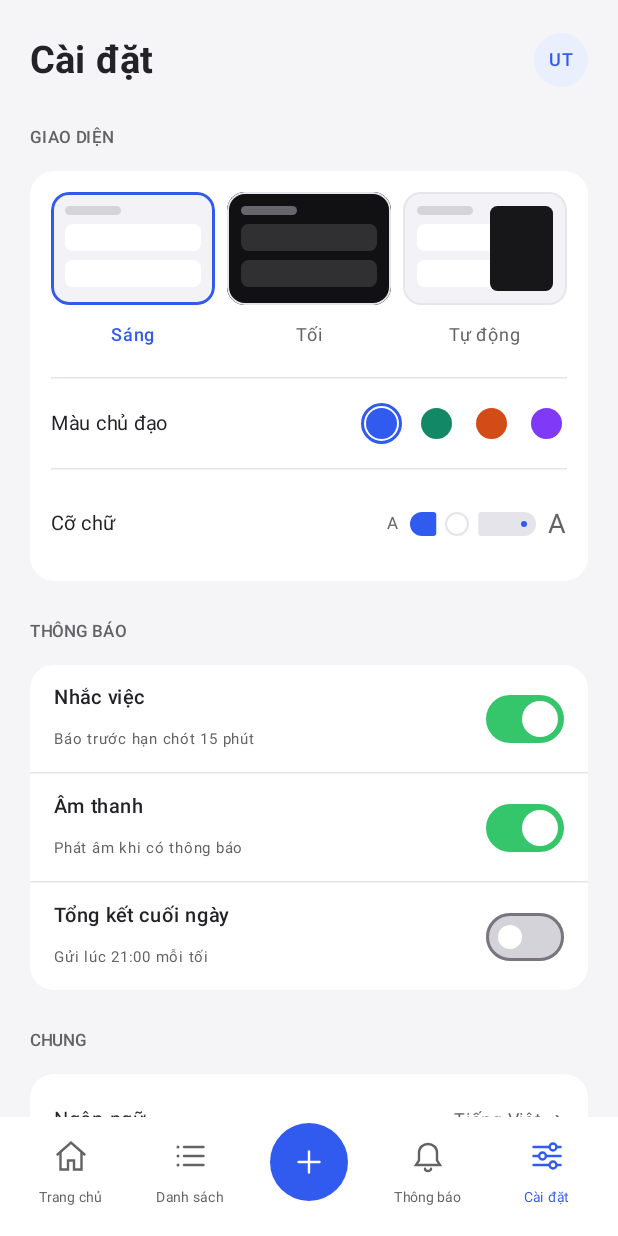
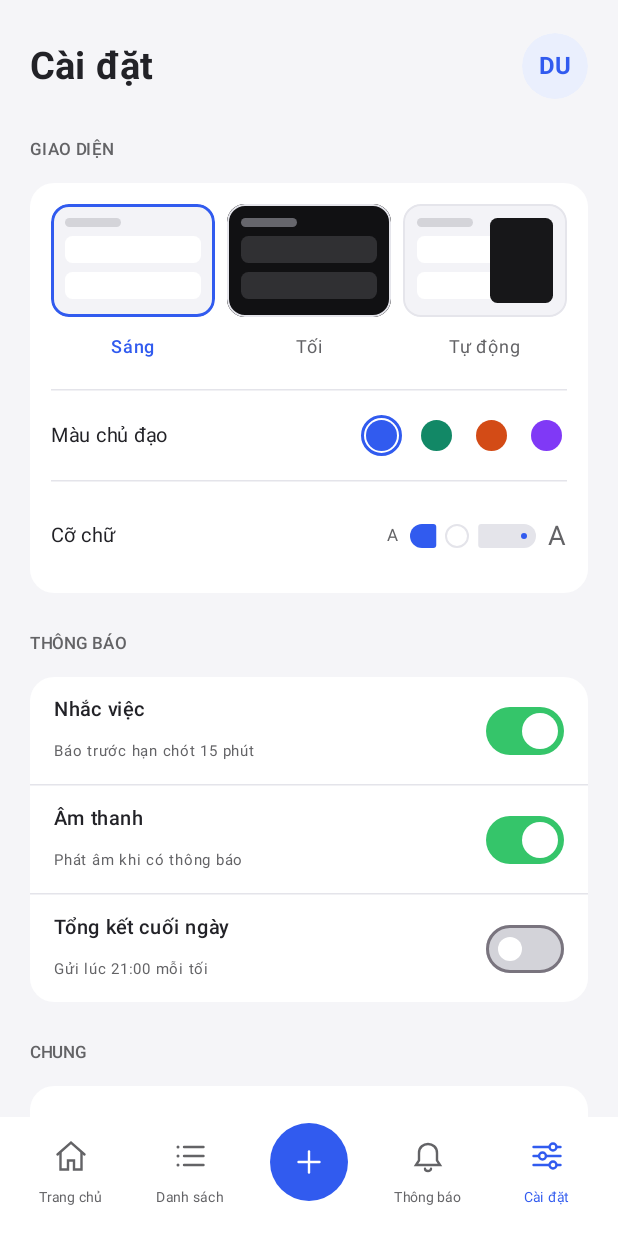
Before and after one commit to ntrang06/UTH-TODO, an Android app built with Jetpack Compose: the SettingsScreen screen opened through its navigation route, after a tap on "Cài đặt", on a phone screen of 412 x 824 dp. Run offline under Robolectric (Android 15) with nearby library versions, the phone set to English and light mode, and no system bars; our stand-ins replace Firebase (no records; nobody signed in at launch, a user with empty details on screens opened directly); 2 statements that could not run were skipped.

Commit message:
sync settings avatar with user profile and enable profile navigation

```diff
--- a/app/src/main/java/com/example/uthtodo/navigation/TodoNavigation.kt
+++ b/app/src/main/java/com/example/uthtodo/navigation/TodoNavigation.kt
@@ -961,6 +961,14 @@ fun TodoNavHost(repository: TodoRepository) {
             } else {
                 SettingsScreen(
                     dashboard = dashboardContent,
+                    user = currentUser,
+                    onProfile = {
+                        navController.navigate(
+                            AppDestination.Profile.route
+                        ) {
+                            launchSingleTop = true
+                        }
+                    },
 
                     onHome = {
                         navController.navigate(
--- a/app/src/main/java/com/example/uthtodo/ui/screens/SettingsScreen.kt
+++ b/app/src/main/java/com/example/uthtodo/ui/screens/SettingsScreen.kt
@@ -21,6 +21,7 @@ import androidx.compose.ui.unit.dp
 import androidx.compose.ui.unit.sp
 import com.example.uthtodo.data.AppSettings
 import com.example.uthtodo.data.SettingsRepository
+import com.example.uthtodo.model.AppUser
 import com.example.uthtodo.model.DashboardContent
 import com.example.uthtodo.ui.components.*
 import kotlinx.coroutines.launch
@@ -31,10 +32,13 @@ private val AccentColors = listOf(
     Color(0xFFD34B16),
     Color(0xFF8039F6)
 )
+
 @OptIn(ExperimentalMaterial3Api::class)
 @Composable
 fun SettingsScreen(
     dashboard: DashboardContent,
+    user: AppUser?,
+    onProfile: () -> Unit,
     onHome: () -> Unit,
     onList: () -> Unit,
     onAdd: () -> Unit,
@@ -90,7 +94,7 @@ fun SettingsScreen(
         ) {
             Spacer(Modifier.height(22.dp))
 
-            // Tiêu đề
+            // TIÊU ĐỀ VÀ AVATAR TÀI KHOẢN
             Row(
                 modifier = Modifier.fillMaxWidth(),
                 verticalAlignment = Alignment.CenterVertically
@@ -103,20 +107,21 @@ fun SettingsScreen(
                     color = ink
                 )
 
+                // Avatar dùng chung với ProfileScreen
                 Box(
                     modifier = Modifier
-                        .size(36.dp)
-                        .background(
-                            TodoColors.Pale,
-                            CircleShape
+                        .size(44.dp)
+                        .clip(CircleShape)
+                        .clickable(
+                            onClickLabel = "Mở hồ sơ cá nhân",
+                            onClick = onProfile
                         ),
                     contentAlignment = Alignment.Center
                 ) {
-                    Text(
-                        text = "UT",
-                        fontSize = 12.sp,
-                        fontWeight = FontWeight.SemiBold,
-                        color = primary
+                    UserAvatar(
+                        user = user,
+                        fallback = "UT",
+                        size = 44.dp
                     )
                 }
             }
@@ -137,11 +142,10 @@ fun SettingsScreen(
                     .padding(14.dp)
             ) {
 
-                // Sáng / Tối / Tự động
+                // SÁNG / TỐI / TỰ ĐỘNG
                 Row(
                     modifier = Modifier.fillMaxWidth(),
-                    horizontalArrangement =
-                        Arrangement.spacedBy(8.dp)
+                    horizontalArrangement = Arrangement.spacedBy(8.dp)
                 ) {
                     listOf(
                         "light" to "Sáng",
@@ -166,7 +170,7 @@ fun SettingsScreen(
                 HorizontalDivider(color = line)
                 Spacer(Modifier.height(16.dp))
 
-                // Màu chủ đạo
+                // MÀU CHỦ ĐẠO
                 Row(
                     modifier = Modifier.fillMaxWidth(),
                     verticalAlignment = Alignment.CenterVertically
@@ -195,7 +199,7 @@ fun SettingsScreen(
                 HorizontalDivider(color = line)
                 Spacer(Modifier.height(12.dp))
 
-                // Cỡ chữ
+                // CỠ CHỮ
                 Row(
                     modifier = Modifier.fillMaxWidth(),
                     verticalAlignment = Alignment.CenterVertically
@@ -241,9 +245,9 @@ fun SettingsScreen(
                                         CircleShape
                                     )
                                     .border(
-                                        1.dp,
-                                        line,
-                                        CircleShape
+                                        width = 1.dp,
+                                        color = line,
+                                        shape = CircleShape
                                     )
                             )
                         }
@@ -291,7 +295,9 @@ fun SettingsScreen(
                     checked = settings.soundEnabled,
                     onCheckedChange = { enabled ->
                         scope.launch {
-                            repository.setSoundEnabled(enabled)
+                            repository.setSoundEnabled(
+                                enabled
+                            )
                         }
                     }
                 )
@@ -389,32 +395,36 @@ private fun ThemeChoice(
                 .height(75.dp)
                 .clip(shape)
                 .background(
-                    if (darkPreview)
+                    if (darkPreview) {
                         Color(0xFF111113)
-                    else
+                    } else {
                         Color(0xFFF3F3F7)
+                    }
                 )
                 .border(
                     width = if (selected) 2.dp else 1.dp,
-                    color = if (selected)
+                    color = if (selected) {
                         primary
-                    else Color(0xFFE5E5EB),
+                    } else {
+                        Color(0xFFE5E5EB)
+                    },
                     shape = shape
                 )
                 .padding(9.dp)
         ) {
             Column(
-                verticalArrangement =
-                    Arrangement.spacedBy(6.dp)
+                verticalArrangement = Arrangement.spacedBy(6.dp)
             ) {
                 Box(
                     modifier = Modifier
                         .width(37.dp)
                         .height(6.dp)
                         .background(
-                            if (darkPreview)
+                            if (darkPreview) {
                                 Color(0xFF66666C)
-                            else Color(0xFFD4D4D9),
+                            } else {
+                                Color(0xFFD4D4D9)
+                            },
                             RoundedCornerShape(4.dp)
                         )
                 )
@@ -425,9 +435,11 @@ private fun ThemeChoice(
                             .fillMaxWidth()
                             .height(18.dp)
                             .background(
-                                if (darkPreview)
+                                if (darkPreview) {
                                     Color(0xFF303033)
-                                else Color.White,
+                                } else {
+                                    Color.White
+                                },
                                 RoundedCornerShape(5.dp)
                             )
                     )
@@ -453,12 +465,16 @@ private fun ThemeChoice(
         Text(
             text = title,
             fontSize = 12.sp,
-            fontWeight = if (selected)
+            fontWeight = if (selected) {
                 FontWeight.SemiBold
-            else FontWeight.Normal,
-            color = if (selected)
+            } else {
+                FontWeight.Normal
+            },
+            color = if (selected) {
                 primary
-            else TodoColors.Gray
+            } else {
+                TodoColors.Gray
+            }
         )
     }
 }
@@ -475,9 +491,11 @@ private fun AccentCircle(
             .size(27.dp)
             .border(
                 width = if (selected) 1.5.dp else 0.dp,
-                color = if (selected)
+                color = if (selected) {
                     color
-                else Color.Transparent,
+                } else {
+                    Color.Transparent
+                },
                 shape = CircleShape
             )
             .padding(3.dp)
```
